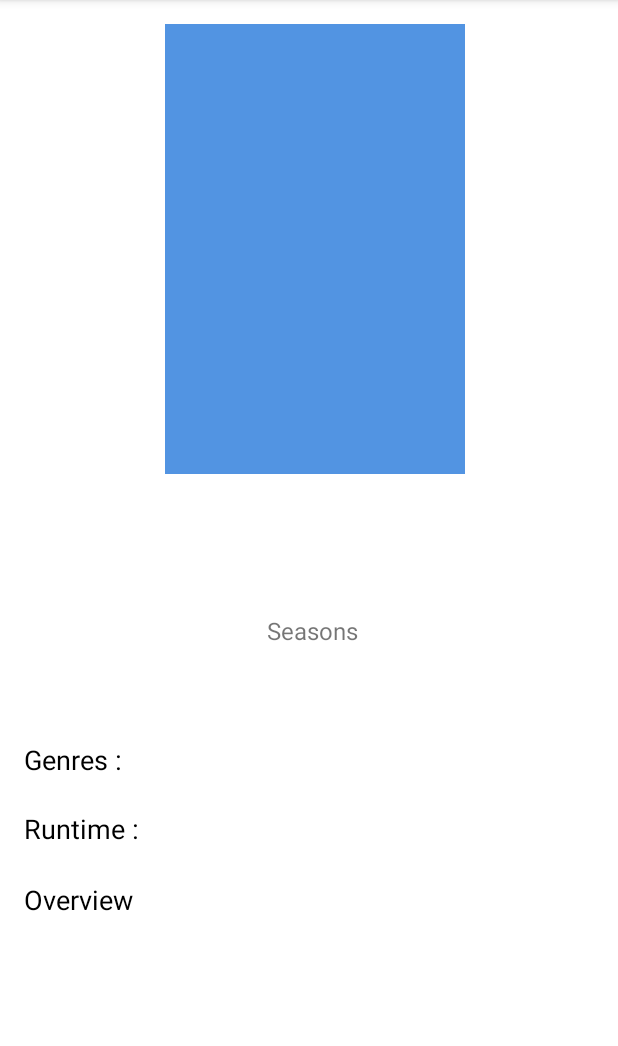
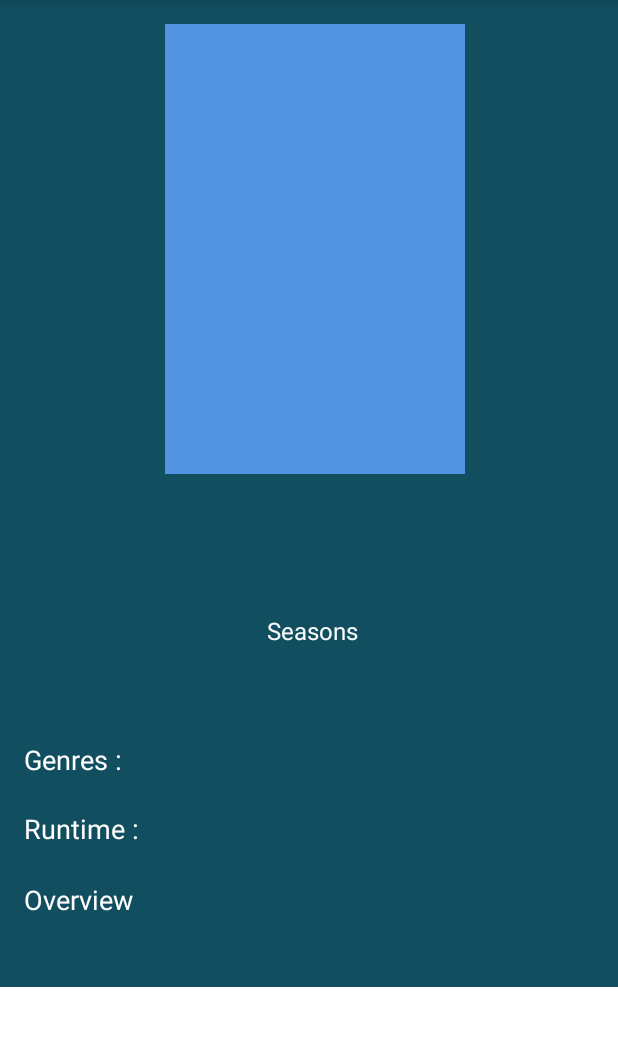
Before and after one commit to ichsanulalifwan/learn-android-jetpack, an Android app: the DetailTvShowActivity screen opened directly, with no data from a screen before it, on a phone screen of 412 x 824 dp, the part 84-1130 px from its top. Run offline under Robolectric (Android 15) with nearby library versions, the phone set to English and light mode, and no system bars.

Commit message:
add splach screen, implement loading indicator, and change color

```diff
--- a/app/src/main/java/com/dicoding/picodiploma/moviecatalogue/ui/detail/DetailMovieActivity.kt
+++ b/app/src/main/java/com/dicoding/picodiploma/moviecatalogue/ui/detail/DetailMovieActivity.kt
@@ -5,6 +5,7 @@ import android.os.Bundle
 import androidx.lifecycle.ViewModelProvider
 import com.bumptech.glide.Glide
 import com.bumptech.glide.load.resource.bitmap.RoundedCorners
+import com.dicoding.picodiploma.moviecatalogue.R
 import com.dicoding.picodiploma.moviecatalogue.data.MovieEntity
 import com.dicoding.picodiploma.moviecatalogue.databinding.ActivityMovieDetailBinding
 
@@ -24,6 +25,7 @@ class DetailMovieActivity : AppCompatActivity() {
 
         supportActionBar?.setDisplayHomeAsUpEnabled(true)
 
+
         val viewModel = ViewModelProvider(
             this,
             ViewModelProvider.NewInstanceFactory()
@@ -35,6 +37,7 @@ class DetailMovieActivity : AppCompatActivity() {
             movieId?.let {
                 viewModel.setMovie(it)
                 populateData(viewModel.getMovie())
+                supportActionBar?.title = viewModel.getMovie().title
             }
         }
     }
--- a/app/src/main/java/com/dicoding/picodiploma/moviecatalogue/ui/detail/DetailTvShowActivity.kt
+++ b/app/src/main/java/com/dicoding/picodiploma/moviecatalogue/ui/detail/DetailTvShowActivity.kt
@@ -35,6 +35,7 @@ class DetailTvShowActivity : AppCompatActivity() {
             tvShowId?.let {
                 viewModel.setTvShow(it)
                 populateData(viewModel.getTvShow())
+                supportActionBar?.title = viewModel.getTvShow().title
             }
         }
     }
--- a/app/src/main/res/layout/activity_detail_tv_show.xml
+++ b/app/src/main/res/layout/activity_detail_tv_show.xml
@@ -8,6 +8,7 @@
 
     <androidx.constraintlayout.widget.ConstraintLayout
         android:layout_width="match_parent"
+        android:background="@color/tmdb_color"
         android:layout_height="wrap_content"
         android:paddingBottom="16dp">
 
@@ -31,7 +32,7 @@
             android:layout_marginTop="16dp"
             android:layout_marginEnd="8dp"
             android:gravity="start"
-            android:textColor="@color/black"
+            android:textColor="@color/white"
             android:textSize="28sp"
             android:textStyle="bold"
             app:layout_constraintEnd_toEndOf="parent"
@@ -44,7 +45,7 @@
             android:layout_width="wrap_content"
             android:layout_height="wrap_content"
             android:layout_marginTop="4dp"
-            android:textColor="@color/black"
+            android:textColor="@color/white"
             android:textSize="20sp"
             app:layout_constraintEnd_toEndOf="parent"
             app:layout_constraintStart_toStartOf="parent"
@@ -64,6 +65,7 @@
                 android:id="@+id/tv_season"
                 android:layout_width="wrap_content"
                 android:layout_height="wrap_content"
+                android:textColor="@color/white_2"
                 android:layout_gravity="center"
                 android:textSize="16sp"
                 tools:text="@string/season_example" />
@@ -73,6 +75,7 @@
                 android:layout_width="wrap_content"
                 android:layout_height="wrap_content"
                 android:layout_gravity="center"
+                android:textColor="@color/white_2"
                 android:layout_marginStart="4dp"
                 android:text="@string/season_text"
                 android:textSize="16sp" />
@@ -87,7 +90,7 @@
             android:layout_marginEnd="16dp"
             android:gravity="start"
             android:maxLines="2"
-            android:textColor="@color/black"
+            android:textColor="@color/white_3"
             android:textSize="18sp"
             android:textStyle="italic"
             app:layout_constraintEnd_toEndOf="parent"
@@ -102,7 +105,7 @@
             android:layout_marginStart="16dp"
             android:layout_marginTop="22dp"
             android:text="@string/txt_genres"
-            android:textColor="@color/black"
+            android:textColor="@color/white"
             android:textSize="18sp"
             app:layout_constraintStart_toStartOf="parent"
             app:layout_constraintTop_toBottomOf="@id/tv_quotes" />
@@ -115,7 +118,7 @@
             android:layout_marginEnd="16dp"
             android:gravity="start"
             android:maxLines="2"
-            android:textColor="@color/black"
+            android:textColor="@color/white"
             android:textSize="16sp"
             app:layout_constraintEnd_toEndOf="parent"
             app:layout_constraintStart_toEndOf="@id/txt_genre"
@@ -129,7 +132,7 @@
             android:layout_marginStart="16dp"
             android:layout_marginTop="24dp"
             android:text="@string/txt_runtime"
-            android:textColor="@color/black"
+            android:textColor="@color/white"
             android:textSize="18sp"
             app:layout_constraintStart_toStartOf="parent"
             app:layout_constraintTop_toBottomOf="@id/tv_genre" />
@@ -139,7 +142,7 @@
             android:layout_width="wrap_content"
             android:layout_height="wrap_content"
             android:layout_marginStart="8dp"
-            android:textColor="@color/black"
+            android:textColor="@color/white"
             android:textSize="16sp"
             app:layout_constraintBottom_toBottomOf="@id/txt_runtime"
             app:layout_constraintStart_toEndOf="@id/txt_runtime"
@@ -153,7 +156,7 @@
             android:layout_marginStart="16dp"
             android:layout_marginTop="24dp"
             android:text="@string/txt_overview"
-            android:textColor="@color/black"
+            android:textColor="@color/white"
             android:textSize="18sp"
             app:layout_constraintStart_toStartOf="parent"
             app:layout_constraintTop_toBottomOf="@id/tv_runtime" />
@@ -165,7 +168,7 @@
             android:layout_marginTop="8dp"
             android:layout_marginEnd="16dp"
             android:gravity="start"
-            android:textColor="@color/black"
+            android:textColor="@color/white"
             android:textSize="16sp"
             app:layout_constraintEnd_toEndOf="parent"
             app:layout_constraintStart_toStartOf="@id/txt_overview"
--- a/app/src/main/res/layout/activity_main.xml
+++ b/app/src/main/res/layout/activity_main.xml
@@ -5,6 +5,7 @@
     android:layout_width="match_parent"
     android:layout_height="match_parent"
     android:orientation="vertical"
+    android:background="@color/tmdb_color"
     tools:context=".ui.main.MainActivity">
 
     <com.google.android.material.tabs.TabLayout
@@ -15,12 +16,11 @@
         app:tabIndicatorAnimationMode="linear"
         app:tabIndicatorColor="@color/white"
         app:tabIndicatorFullWidth="false"
-        app:tabIndicatorHeight="3dp"
+        app:tabIndicatorHeight="4dp"
         app:tabTextColor="@color/white" />
 
     <androidx.viewpager.widget.ViewPager
         android:id="@+id/view_pager"
         android:layout_width="match_parent"
-        android:layout_height="match_parent"/>
-
+        android:layout_height="match_parent" />
 </LinearLayout>
--- a/app/src/main/res/layout/fragment_movie.xml
+++ b/app/src/main/res/layout/fragment_movie.xml
@@ -30,5 +30,4 @@
         app:layout_constraintEnd_toEndOf="parent"
         app:layout_constraintStart_toStartOf="parent"
         app:layout_constraintTop_toTopOf="parent" />
-
 </androidx.constraintlayout.widget.ConstraintLayout>
--- a/app/src/main/res/layout/fragment_tv_show.xml
+++ b/app/src/main/res/layout/fragment_tv_show.xml
@@ -26,5 +26,4 @@
         app:layout_constraintEnd_toEndOf="parent"
         app:layout_constraintStart_toStartOf="parent"
         app:layout_constraintTop_toTopOf="parent" />
-
 </androidx.constraintlayout.widget.ConstraintLayout>
--- a/app/src/main/res/values/colors.xml
+++ b/app/src/main/res/values/colors.xml
@@ -10,5 +10,7 @@
     <color name="teal_700">#FF018786</color>
     <color name="black">#FF000000</color>
     <color name="white">#FFFFFFFF</color>
-    <color name="placeholder">#6FB6B6B6</color>
+    <color name="tmdb_color">#114e60</color>
+    <color name="white_2">#f9fcfb</color>
+    <color name="white_3">#f9f6f7</color>
 </resources>
```
Also changed, not shown: app/src/main/AndroidManifest.xml (+9 -1 lines), app/src/main/java/com/dicoding/picodiploma/moviecatalogue/ui/movie/MovieFragment.kt (+12 -0 lines), app/src/main/java/com/dicoding/picodiploma/moviecatalogue/ui/splashscreen/SplashScreenActivity.kt (added, +32 -0 lines), app/src/main/java/com/dicoding/picodiploma/moviecatalogue/ui/tvshow/TvShowFragment.kt (+12 -0 lines), app/src/main/res/layout/activity_movie_detail.xml (+10 -9 lines), app/src/main/res/layout/activity_splash_screen.xml (added, +20 -0 lines), app/src/main/res/drawable/tmdb_logo.png (added).
